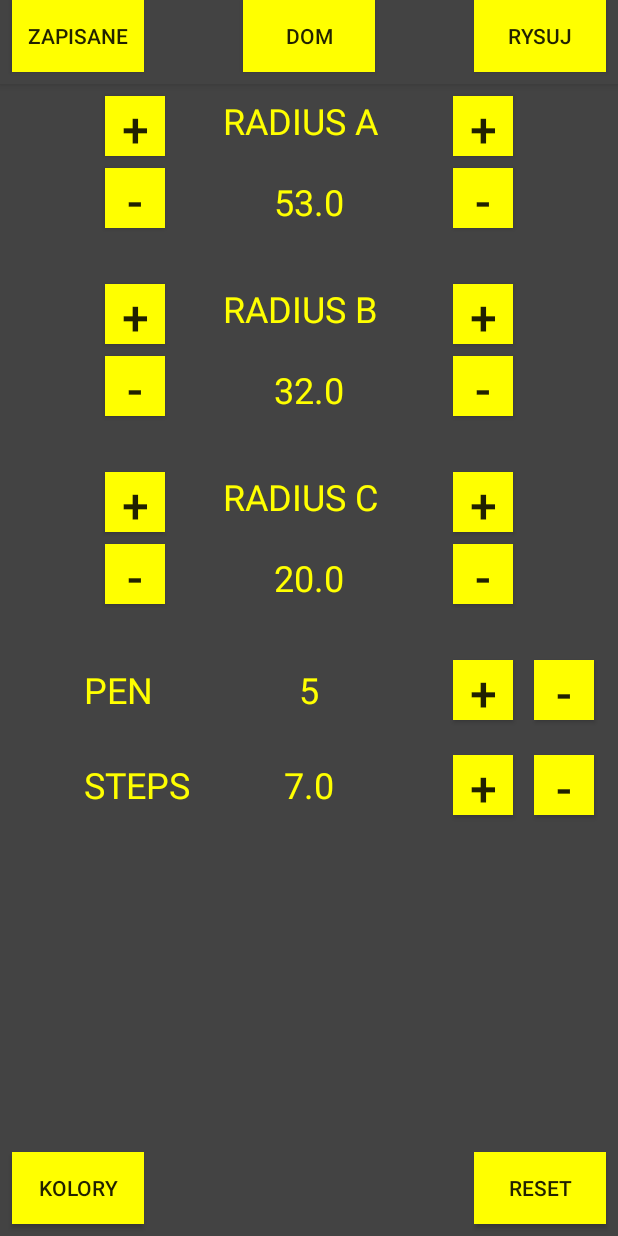
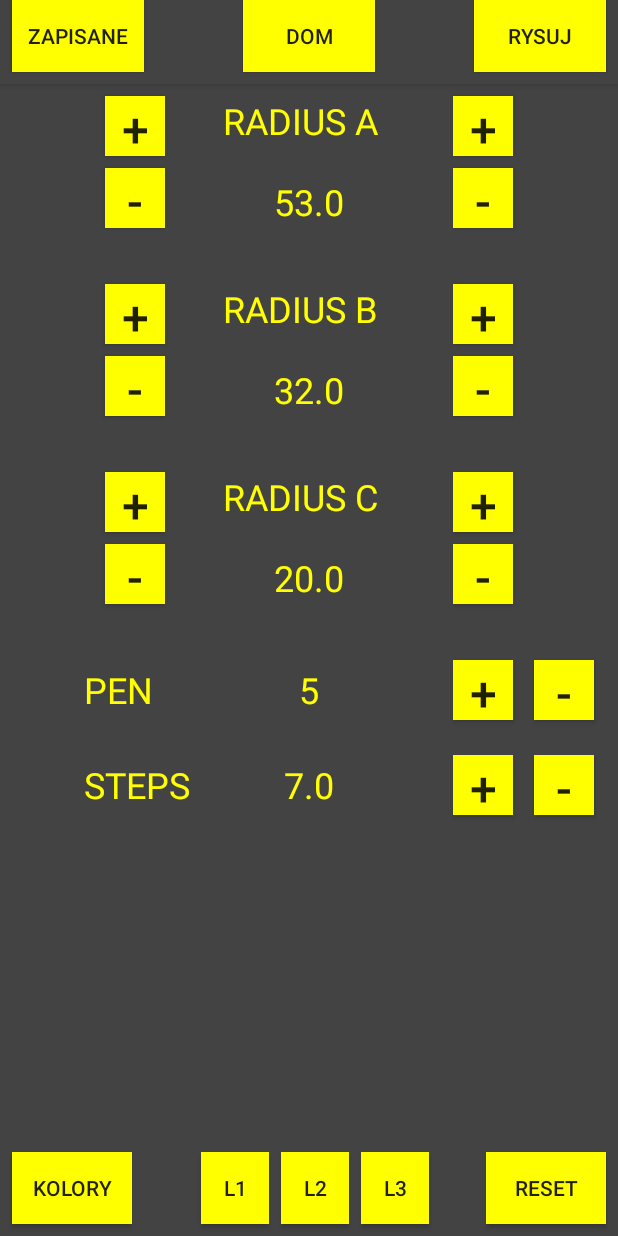
Before and after one commit to Schmutzgenerator/Atomkraftwerk, an Android app: the screen it shows after launch (MainActivity), on a phone screen of 412 x 824 dp. Run offline under Robolectric (Android 15) with nearby library versions, the phone set to English and light mode, and no system bars.

Commit message:
rysowanie warstw i nowy kolor - update

```diff
--- a/app/src/main/res/layout/activity_main.xml
+++ b/app/src/main/res/layout/activity_main.xml
@@ -469,7 +469,7 @@
     <!--KOLORY-->
     <Button
         android:id="@+id/buttonKolory"
-        android:layout_width="wrap_content"
+        android:layout_width="80dp"
         android:layout_height="wrap_content"
         android:layout_marginBottom="8dp"
         android:layout_marginLeft="8dp"
@@ -484,7 +484,7 @@
     <!--RESET-->
     <Button
         android:id="@+id/buttonReset"
-        android:layout_width="wrap_content"
+        android:layout_width="80dp"
         android:layout_height="wrap_content"
         android:layout_marginBottom="8dp"
         android:layout_marginEnd="8dp"
@@ -495,7 +495,47 @@
         app:layout_constraintBottom_toBottomOf="parent"
         app:layout_constraintEnd_toEndOf="parent" />
 
+    <Button
+        android:id="@+id/buttonL1"
+        android:layout_width="45dp"
+        android:layout_height="wrap_content"
+        android:layout_marginBottom="8dp"
+        android:layout_marginEnd="8dp"
+        android:layout_marginRight="8dp"
+        android:background="@color/colorAccent"
+        android:text="L1"
+        android:onClick="switchLayer1"
+        app:layout_constraintBottom_toBottomOf="parent"
+        app:layout_constraintEnd_toStartOf="@+id/buttonL2" />
 
+    <Button
+        android:id="@+id/buttonL2"
+        android:layout_width="45dp"
+        android:layout_height="wrap_content"
+        android:layout_marginBottom="8dp"
+        android:layout_marginEnd="8dp"
+        android:layout_marginLeft="8dp"
+        android:layout_marginRight="8dp"
+        android:layout_marginStart="8dp"
+        android:background="@color/colorAccent"
+        android:text="L2"
+        android:onClick="switchLayer2"
+        app:layout_constraintBottom_toBottomOf="parent"
+        app:layout_constraintEnd_toEndOf="parent"
+        app:layout_constraintStart_toStartOf="@+id/buttonKolory" />
+
+    <Button
+        android:id="@+id/buttonL3"
+        android:layout_width="45dp"
+        android:layout_height="wrap_content"
+        android:layout_marginBottom="8dp"
+        android:layout_marginLeft="8dp"
+        android:layout_marginStart="8dp"
+        android:background="@color/colorAccent"
+        android:text="L3"
+        android:onClick="switchLayer3"
+        app:layout_constraintBottom_toBottomOf="parent"
+        app:layout_constraintStart_toEndOf="@+id/buttonL2" />
 
 
     <!---->
```
Also changed, not shown: app/src/main/res/layout/activity_kolory.xml (+17 -16 lines), app/src/main/res/layout/drawing_in_progress.xml (added, +19 -0 lines).
